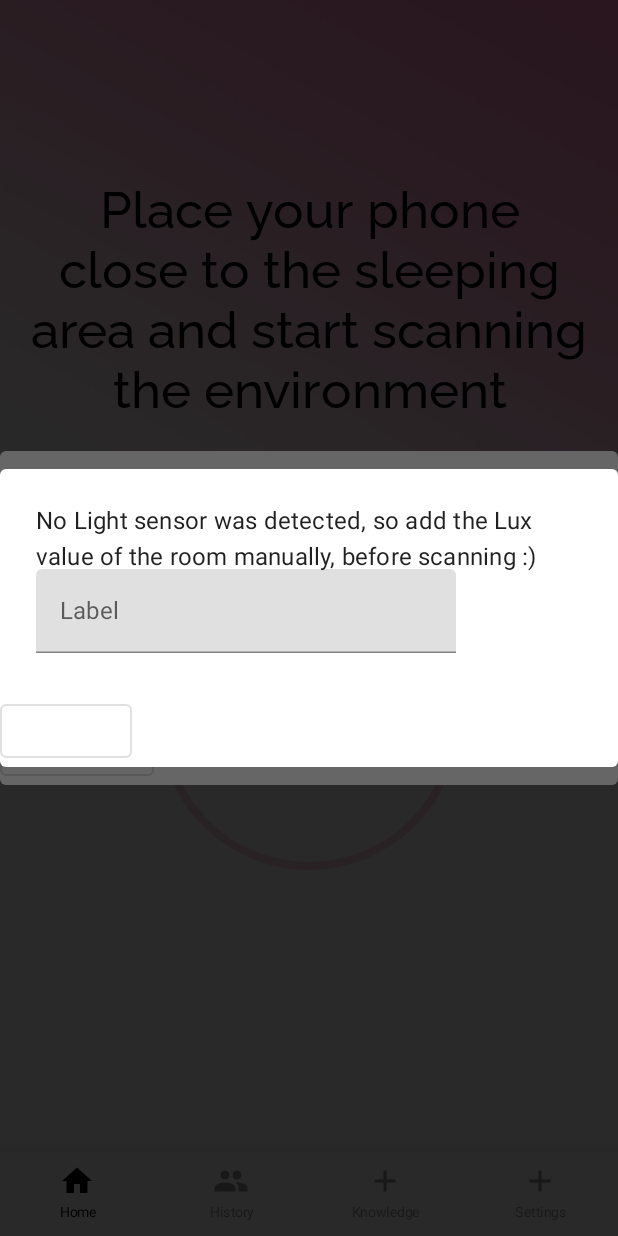
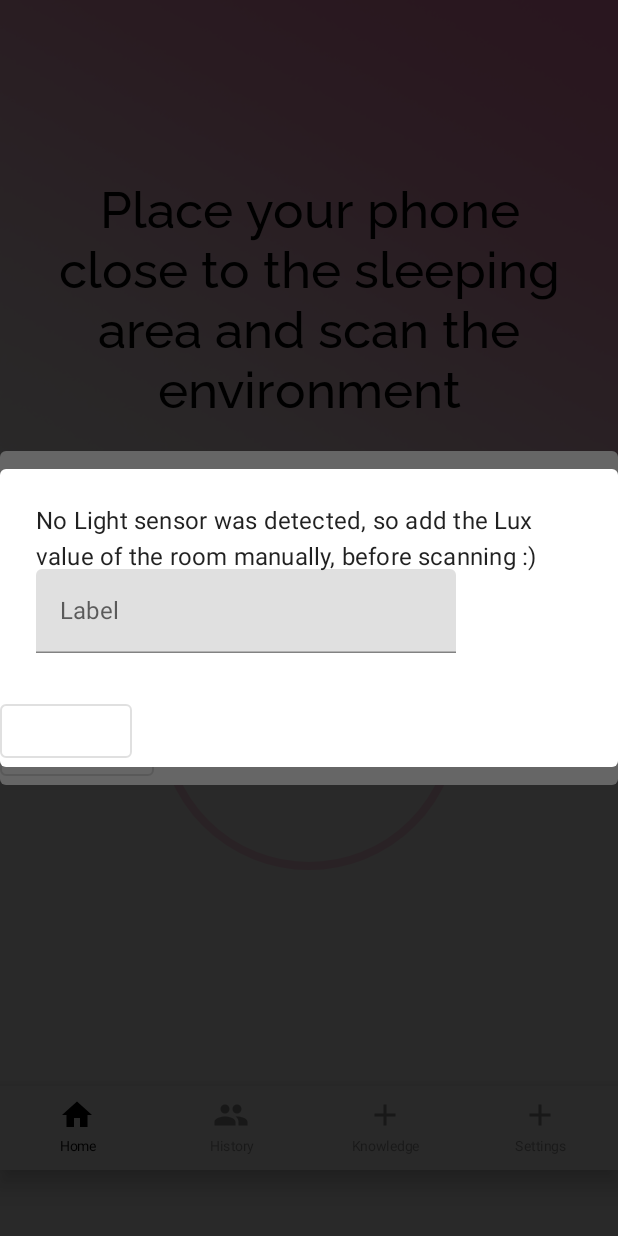
Before and after one commit to Jonnboy91/lullanap, an Android app built with Jetpack Compose: the screen it shows after launch (MainActivity), on a phone screen of 412 x 824 dp. Run offline under Robolectric (Android 15) with nearby library versions, the phone set to English and light mode, and no system bars; our stand-ins replace livedata-compose.

Commit message:
Splash screen, status bar and bg image.
Add splash screen, change status bar color to transparent and show bg image full screen. WIP: BottomNavBar is raised 50dp, but it needs to be raised as same as the current height of the Android nav bar.

```diff
--- a/app/src/main/AndroidManifest.xml
+++ b/app/src/main/AndroidManifest.xml
@@ -17,7 +17,7 @@
             android:name=".MainActivity"
             android:exported="true"
             android:label="@string/app_name"
-            android:theme="@style/Theme.LullaNap">
+            android:theme="@style/Splash">
             <intent-filter>
                 <action android:name="android.intent.action.MAIN" />
 
--- a/app/src/main/java/com/jonnesten/lullanap/MainActivity.kt
+++ b/app/src/main/java/com/jonnesten/lullanap/MainActivity.kt
@@ -12,21 +12,26 @@ import androidx.activity.ComponentActivity
 import androidx.activity.compose.setContent
 import androidx.compose.foundation.Image
 import androidx.compose.foundation.layout.Box
+import androidx.compose.foundation.layout.Spacer
 import androidx.compose.foundation.layout.fillMaxSize
+import androidx.compose.foundation.layout.padding
 import androidx.compose.material.MaterialTheme
 import androidx.compose.material.Scaffold
 import androidx.compose.runtime.Composable
 import androidx.compose.runtime.getValue
+import androidx.compose.runtime.setValue
 import androidx.compose.runtime.livedata.observeAsState
 import androidx.compose.ui.Modifier
 import androidx.compose.ui.graphics.Color
 import androidx.compose.ui.layout.ContentScale
 import androidx.compose.ui.res.painterResource
-import androidx.compose.ui.tooling.preview.Preview
+import androidx.compose.ui.unit.dp
+import androidx.core.view.WindowCompat
 import androidx.navigation.compose.rememberNavController
 import com.jonnesten.lullanap.bottomnav.BottomNavigation
 import com.jonnesten.lullanap.bottomnav.NavigationGraph
 import com.jonnesten.lullanap.ui.theme.LullaNapTheme
+
 
 class MainActivity : ComponentActivity(), SensorEventListener {
 
@@ -39,6 +44,7 @@ class MainActivity : ComponentActivity(), SensorEventListener {
 
     override fun onCreate(savedInstanceState: Bundle?) {
         super.onCreate(savedInstanceState)
+        WindowCompat.setDecorFitsSystemWindows(window, false)
         sm = getSystemService(Context.SENSOR_SERVICE) as
                 SensorManager
         sTemp = sm.getDefaultSensor(Sensor.TYPE_AMBIENT_TEMPERATURE)
@@ -53,7 +59,6 @@ class MainActivity : ComponentActivity(), SensorEventListener {
         } else {
             sensorViewModel.updateLightSensor(false)
         }
-
         setContent {
             LullaNapTheme {
                 MainScreenView(sensorViewModel)
@@ -98,7 +103,13 @@ fun MainScreenView(SensorViewModel: SensorViewModel) {
         val navController = rememberNavController()
         Scaffold(
             backgroundColor = Color.Transparent,
-            bottomBar = { BottomNavigation(navController = navController) }
+            bottomBar = {
+                BottomNavigation(navController = navController)
+                // TODO Get current height of a navigation bar and use it as Spacer bottom padding
+                val navHeight = applicationContext.resources.getIdentifier("navigation_bar_height", "dimen", "android")
+                Log.d("test", navHeight.toString())
+                Spacer(Modifier.padding(0.dp, 50.dp))
+            }
         ) {
             NavigationGraph(
                 navController = navController,
--- /dev/null
+++ b/app/src/main/res/drawable/splash_screen.xml
@@ -0,0 +1,7 @@
+<?xml version="1.0" encoding="utf-8"?>
+<selector xmlns:android="http://schemas.android.com/apk/res/android">
+    <item>
+        <bitmap
+            android:src="@drawable/lulla_splash_small"/>
+    </item>
+</selector>
--- a/app/src/main/res/values/strings.xml
+++ b/app/src/main/res/values/strings.xml
@@ -1,5 +1,5 @@
 <resources>
     <string name="app_name">LullaNap</string>
     <string name="scan_button">Scan</string>
-    <string name="home_title">Place your phone close to the sleeping area and start scanning the environment</string>
+    <string name="home_title">Place your phone close to the sleeping area and scan the environment</string>
 </resources>
--- a/app/src/main/res/values/themes.xml
+++ b/app/src/main/res/values/themes.xml
@@ -2,6 +2,10 @@
 <resources>
 
     <style name="Theme.LullaNap" parent="android:Theme.Material.Light.NoActionBar">
-        <item name="android:statusBarColor">@color/purple_700</item>
+        <item name="android:statusBarColor">@android:color/transparent</item>
+    </style>
+    <style name="Splash" parent="android:Theme.Material.Light.NoActionBar">
+        <item name="android:statusBarColor">@android:color/transparent</item>
+        <item name="android:windowBackground">@drawable/splash_screen</item>
     </style>
 </resources>
```
Also changed, not shown: app/src/main/java/com/jonnesten/lullanap/bottomnav/BottomNavContentScreens.kt (+3 -6 lines), app/src/main/res/drawable/lulla_splash_light.png (added), app/src/main/res/drawable/lulla_splash_small.png (added).
